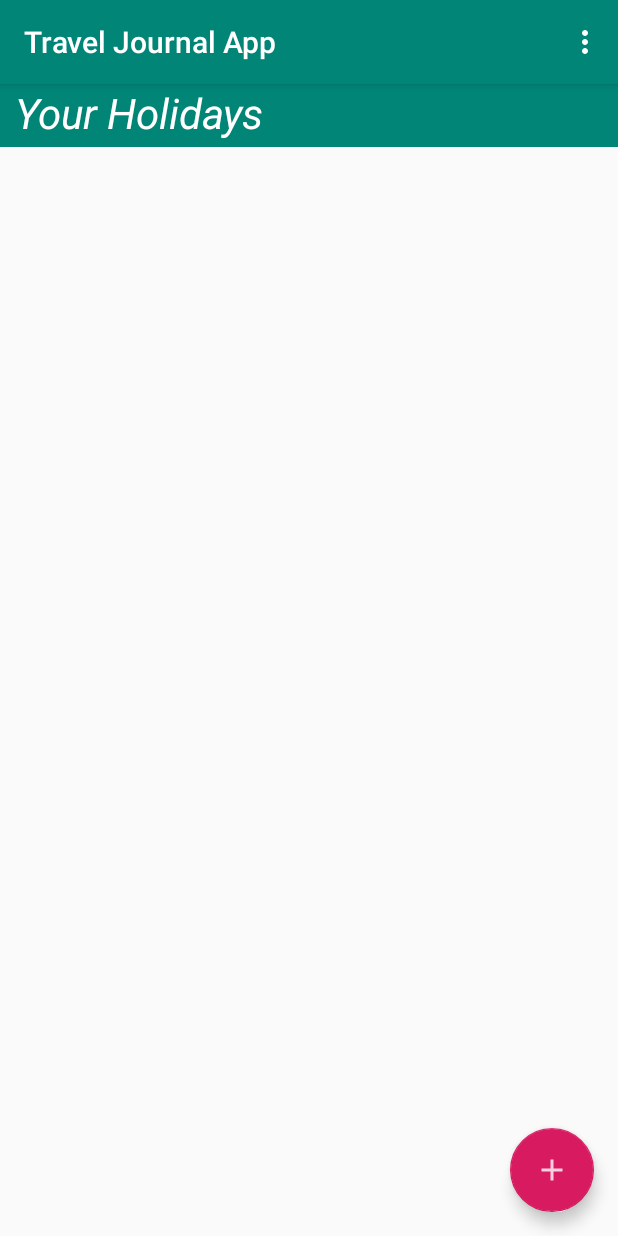
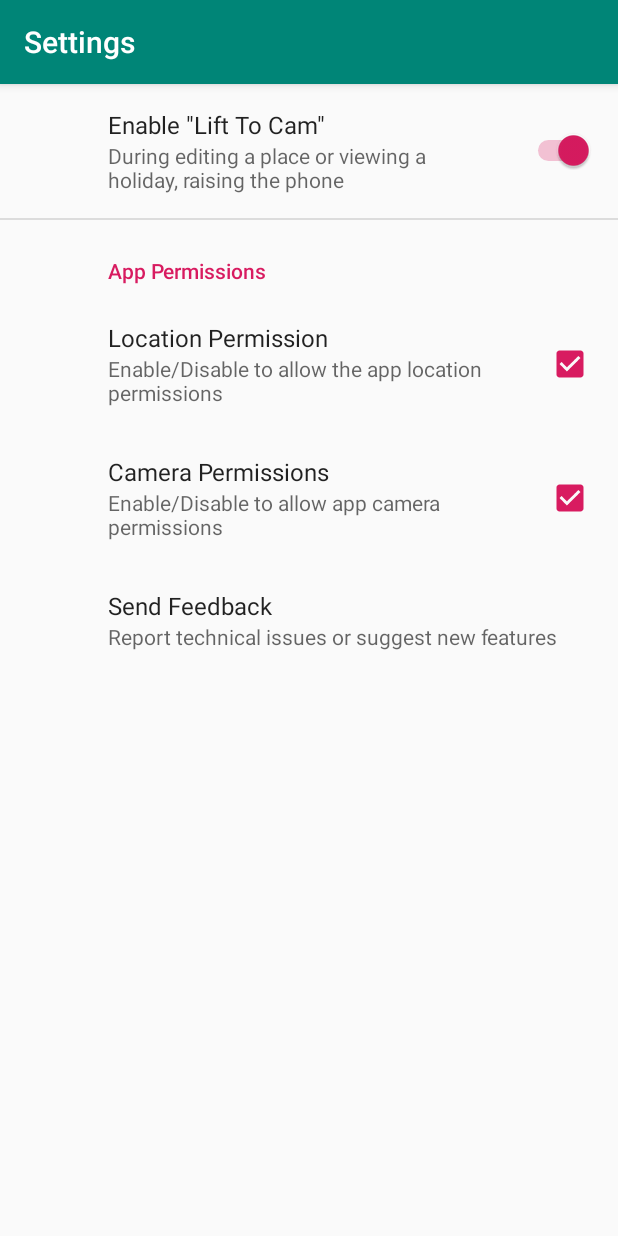
Before and after one commit to kkgm13/TravelJournalApp, an Android app: the screen it shows after launch (MainActivity before the commit, SettingsActivity after it), in the options menu, after a tap on "Settings", on a phone screen of 412 x 824 dp. Run offline under Robolectric (Android 15) with nearby library versions, the phone set to English and light mode, and no system bars; our stand-ins replace Room's generated code, androidx.preference.

Commit message:
Continuing to fix the Overall Gallery Tab Fragment. Added Preference Settings dealing with Camera

```diff
--- a/app/build.gradle
+++ b/app/build.gradle
@@ -27,6 +27,7 @@ dependencies {
     // Room Implementation
     implementation "android.arch.persistence.room:runtime:$rootProject.roomVersion"
     implementation 'androidx.legacy:legacy-support-v4:1.0.0'
+    implementation 'androidx.preference:preference:1.1.0-rc01'
     annotationProcessor "android.arch.persistence.room:compiler:$rootProject.roomVersion"
     androidTestImplementation "android.arch.persistence.room:testing:$rootProject.roomVersion"
 
--- a/app/src/main/java/com/kkgmdevelopments/traveljournalapp/MainActivity.java
+++ b/app/src/main/java/com/kkgmdevelopments/traveljournalapp/MainActivity.java
@@ -2,6 +2,7 @@ package com.kkgmdevelopments.traveljournalapp;
 
 import android.content.DialogInterface;
 import android.content.Intent;
+import android.content.SharedPreferences;
 import android.os.Bundle;
 import com.google.android.material.floatingactionbutton.FloatingActionButton;
 import com.kkgmdevelopments.traveljournalapp.holiday.Holiday;
@@ -15,6 +16,7 @@ import androidx.appcompat.app.AppCompatActivity;
 import androidx.appcompat.widget.Toolbar;
 import androidx.lifecycle.Observer;
 import androidx.lifecycle.ViewModelProviders;
+import androidx.preference.PreferenceManager;
 import androidx.recyclerview.widget.ItemTouchHelper;
 import androidx.recyclerview.widget.LinearLayoutManager;
 import androidx.recyclerview.widget.RecyclerView;
@@ -125,6 +127,10 @@ public class MainActivity extends AppCompatActivity {
                 startActivityForResult(intent, NEW_HOLIDAY_ACTIVITY_REQUEST_CODE);
             }
         });
+
+//        PreferenceManager.setDefaultValues(this, R.xml.preferences, false);
+//        SharedPreferences sharedPref = PreferenceManager.getDefaultSharedPreferences(this);
+//        Toast.makeText(this, "Preferences Updated", Toast.LENGTH_SHORT).show();
     }
 
     /**
@@ -153,6 +159,8 @@ public class MainActivity extends AppCompatActivity {
 
         // Settings Option Item
         if (id == R.id.action_settings) {
+            Intent intent = new Intent(this, SettingsActivity.class);
+            startActivity(intent);
             return true;
         }
 
--- /dev/null
+++ b/app/src/main/java/com/kkgmdevelopments/traveljournalapp/SettingsActivity.java
@@ -0,0 +1,33 @@
+package com.kkgmdevelopments.traveljournalapp;
+
+import android.content.SharedPreferences;
+import android.os.Bundle;
+
+import androidx.appcompat.app.ActionBar;
+import androidx.appcompat.app.AppCompatActivity;
+import androidx.preference.PreferenceFragmentCompat;
+import androidx.preference.PreferenceManager;
+
+public class SettingsActivity extends AppCompatActivity {
+
+    @Override
+    protected void onCreate(Bundle savedInstanceState) {
+        super.onCreate(savedInstanceState);
+        getSupportFragmentManager()
+                .beginTransaction()
+                .replace(android.R.id.content, new SettingsFragment())
+                .commit();
+//        ActionBar actionBar = getSupportActionBar();
+//        if (actionBar != null) {
+//            actionBar.setDisplayHomeAsUpEnabled(true);
+//        }
+//        SharedPreferences sharedPreferences = PreferenceManager.getDefaultSharedPreferences(this);
+    }
+
+    public static class SettingsFragment extends PreferenceFragmentCompat {
+        @Override
+        public void onCreatePreferences(Bundle savedInstanceState, String rootKey) {
+            setPreferencesFromResource(R.xml.preferences, rootKey);
+        }
+    }
+}
--- a/app/src/main/java/com/kkgmdevelopments/traveljournalapp/images/Photo.java
+++ b/app/src/main/java/com/kkgmdevelopments/traveljournalapp/images/Photo.java
@@ -76,6 +76,4 @@ public class Photo implements Parcelable {
                 new Photo("https://i.imgur.com/3wQcZeY.jpg", "Satellite"),
         };
     }
-
-
 }
--- /dev/null
+++ b/app/src/main/res/xml/preferences.xml
@@ -0,0 +1,32 @@
+<?xml version="1.0" encoding="utf-8"?>
+<PreferenceScreen
+    xmlns:android="http://schemas.android.com/apk/res/android"
+    xmlns:app="http://schemas.android.com/apk/res-auto">
+    <SwitchPreference
+        android:id="@+id/lift2id"
+        android:defaultValue="true"
+        app:key="lift2cam"
+        app:summary="During editing a place or viewing a holiday, raising the phone "
+        app:title='Enable "Lift To Cam"' />
+
+    <PreferenceCategory android:title="App Permissions">
+        <CheckBoxPreference
+            android:id="@+id/locPerm"
+            app:defaultValue="true"
+            app:key="locPerm"
+            app:title="Location Permission"
+            app:summary="Enable/Disable to allow the app location permissions" />
+        <CheckBoxPreference
+            android:id="@+id/camPerm"
+            android:defaultValue="true"
+            app:key="camPerm"
+            app:summary="Enable/Disable to allow app camera permissions"
+            app:title="Camera Permissions" />
+    </PreferenceCategory>
+
+    <Preference
+            app:key="feedback"
+            app:title="Send Feedback"
+            app:summary="Report technical issues or suggest new features"/>
+
+</PreferenceScreen>
```
Also changed, not shown: app/src/main/AndroidManifest.xml (+14 -11 lines), app/src/main/java/com/kkgmdevelopments/traveljournalapp/TabGalleryFragment.java (+52 -6 lines), app/src/main/java/com/kkgmdevelopments/traveljournalapp/places/NewVisitedPlaceActivity.java (+3 -4 lines), app/src/main/java/com/kkgmdevelopments/traveljournalapp/places/VisitedPlaceActivity.java (+10 -0 lines), app/src/main/res/layout/settings_activity.xml (added, +9 -0 lines), app/src/main/res/values/arrays.xml (added, +12 -0 lines), app/src/main/res/values/strings.xml (+16 -0 lines).
